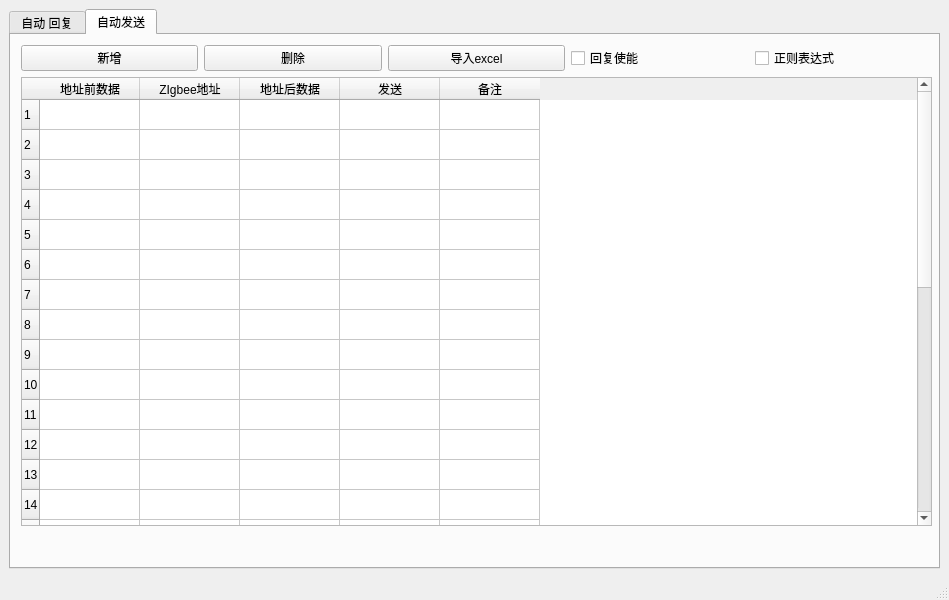
This is SerialHelper/autoreplywindows.ui in JonahKing/SerialHelper-QT as Qt 5 draws it before an edit. The edited form follows.
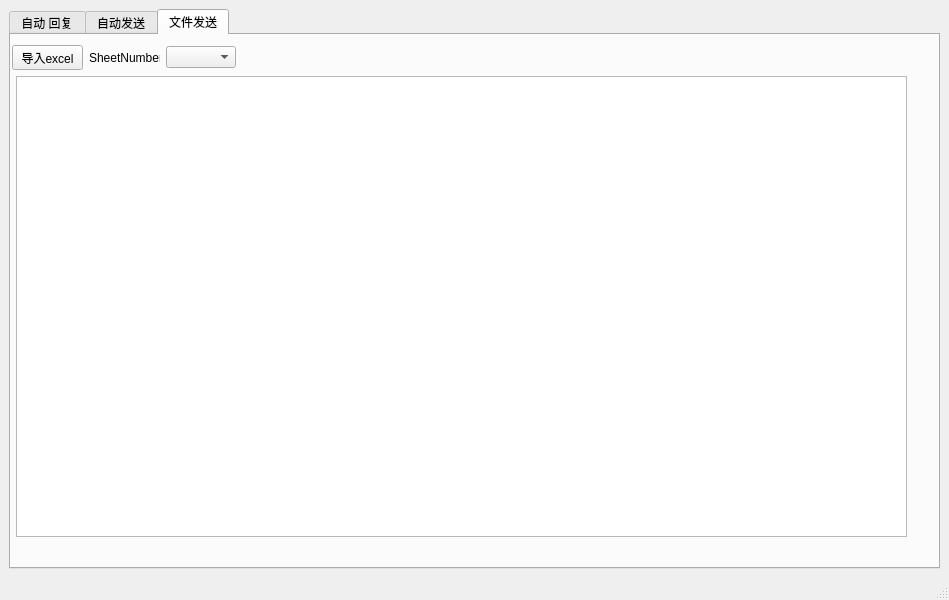
This is the edited form.

```diff
--- a/SerialHelper/autoreplywindows.ui
+++ b/SerialHelper/autoreplywindows.ui
@@ -18,10 +18,10 @@
   </property>
   <widget class="QWidget" name="centralwidget">
    <layout class="QGridLayout" name="gridLayout">
-    <item row="1" column="0">
+    <item row="0" column="0">
      <widget class="QTabWidget" name="tabWidget">
       <property name="currentIndex">
-       <number>1</number>
+       <number>2</number>
       </property>
       <widget class="QWidget" name="tab">
        <attribute name="title">
@@ -479,13 +479,50 @@
            </property>
           </widget>
          </item>
-         <item row="0" column="2">
+        </layout>
+       </widget>
+      </widget>
+      <widget class="QWidget" name="tab_3">
+       <attribute name="title">
+        <string>文件发送</string>
+       </attribute>
+       <widget class="QTableView" name="tableView">
+        <property name="geometry">
+         <rect>
+          <x>5</x>
+          <y>41</y>
+          <width>891</width>
+          <height>461</height>
+         </rect>
+        </property>
+       </widget>
+       <widget class="QWidget" name="">
+        <property name="geometry">
+         <rect>
+          <x>1</x>
+          <y>10</y>
+          <width>224</width>
+          <height>25</height>
+         </rect>
+        </property>
+        <layout class="QHBoxLayout" name="horizontalLayout">
+         <item>
           <widget class="QPushButton" name="InsertExcel">
            <property name="text">
             <string>导入excel</string>
            </property>
           </widget>
          </item>
+         <item>
+          <widget class="QLabel" name="label">
+           <property name="text">
+            <string>SheetNumber</string>
+           </property>
+          </widget>
+         </item>
+         <item>
+          <widget class="QComboBox" name="comboBox"/>
+         </item>
         </layout>
        </widget>
       </widget>
```
